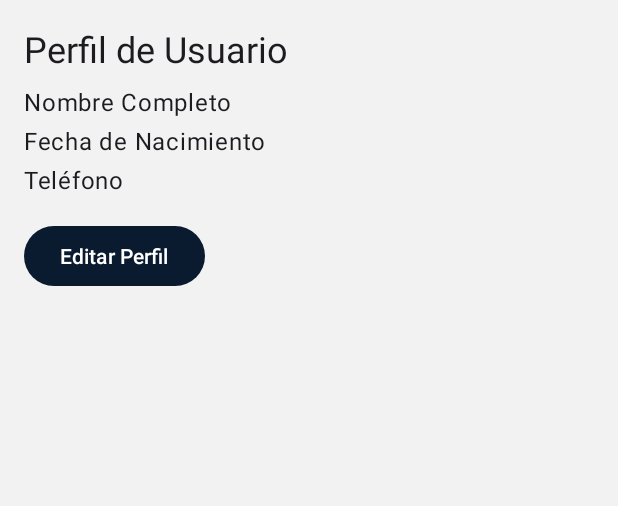
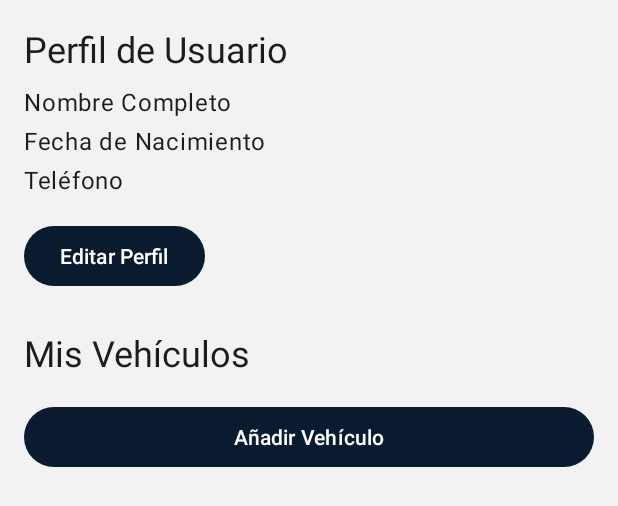
Before and after one commit to ProyectoAzamarCool/Proyecto, an Android app: the layout activity_perfil.xml on its own in the app's theme, with its tools: preview values and no code run, on a phone screen of 412 x 824 dp. Shown: the top 506 px of the screen. Run offline under Robolectric (Android 15) with nearby library versions, the phone set to English and light mode, and no system bars.

```diff
--- a/app/src/main/res/layout/activity_perfil.xml
+++ b/app/src/main/res/layout/activity_perfil.xml
@@ -1,13 +1,17 @@
 <?xml version="1.0" encoding="utf-8"?>
-<LinearLayout xmlns:android="http://schemas.android.com/apk/res/android"
+<ScrollView xmlns:android="http://schemas.android.com/apk/res/android"
     xmlns:tools="http://schemas.android.com/tools"
     android:layout_width="match_parent"
     android:layout_height="match_parent"
-    android:orientation="vertical"
     android:padding="16dp"
     tools:context=".ProfileActivity">
 
-    <!-- Contenedor para mostrar el perfil -->
+    <LinearLayout
+        android:layout_width="match_parent"
+        android:layout_height="wrap_content"
+        android:orientation="vertical">
+
+        <!-- Contenedor para mostrar el perfil y los vehículos -->
         <LinearLayout
             android:id="@+id/profileViewContainer"
             android:layout_width="match_parent"
@@ -16,6 +20,7 @@
             android:visibility="gone"
             tools:visibility="visible">
 
+            <!-- SECCIÓN DATOS DE USUARIO -->
             <TextView
                 android:layout_width="wrap_content"
                 android:layout_height="wrap_content"
@@ -53,9 +58,30 @@
                 android:layout_marginTop="16dp"
                 android:text="Editar Perfil"/>
 
+            <!-- SECCIÓN VEHÍCULOS -->
+            <TextView
+                android:layout_width="wrap_content"
+                android:layout_height="wrap_content"
+                android:layout_marginTop="24dp"
+                android:text="Mis Vehículos"
+                android:textAppearance="?attr/textAppearanceHeadline5" />
+
+            <LinearLayout
+                android:id="@+id/vehiclesContainer"
+                android:layout_width="match_parent"
+                android:layout_height="wrap_content"
+                android:orientation="vertical" />
+
+            <Button
+                android:id="@+id/btnAddVehiculo"
+                android:layout_width="match_parent"
+                android:layout_height="wrap_content"
+                android:layout_marginTop="16dp"
+                android:text="Añadir Vehículo" />
+
         </LinearLayout>
 
-    <!-- Contenedor para el formulario de creación/edición -->
+        <!-- Contenedor para el formulario de creación/edición de PERFIL -->
         <LinearLayout
             android:id="@+id/profileFormContainer"
             android:layout_width="match_parent"
@@ -69,14 +95,13 @@
                 android:layout_width="wrap_content"
                 android:layout_height="wrap_content"
                 android:textAppearance="?attr/textAppearanceHeadline5"
-            tools:text="Crear Perfil" />
+                tools:text="Crear/Editar Perfil" />
 
             <com.google.android.material.textfield.TextInputLayout
                 android:layout_width="match_parent"
                 android:layout_height="wrap_content"
                 android:layout_marginTop="8dp"
                 android:hint="Nombre">
-
                 <com.google.android.material.textfield.TextInputEditText
                     android:id="@+id/nombreInput"
                     android:layout_width="match_parent"
@@ -88,7 +113,6 @@
                 android:layout_height="wrap_content"
                 android:layout_marginTop="8dp"
                 android:hint="Apellido Paterno">
-
                 <com.google.android.material.textfield.TextInputEditText
                     android:id="@+id/apellidoPatInput"
                     android:layout_width="match_parent"
@@ -100,7 +124,6 @@
                 android:layout_height="wrap_content"
                 android:layout_marginTop="8dp"
                 android:hint="Apellido Materno">
-
                 <com.google.android.material.textfield.TextInputEditText
                     android:id="@+id/apellidoMatInput"
                     android:layout_width="match_parent"
@@ -112,7 +135,6 @@
                 android:layout_height="wrap_content"
                 android:layout_marginTop="8dp"
                 android:hint="Fecha Nacimiento (YYYY-MM-DD)">
-
                 <com.google.android.material.textfield.TextInputEditText
                     android:id="@+id/fechaInput"
                     android:layout_width="match_parent"
@@ -124,7 +146,6 @@
                 android:layout_height="wrap_content"
                 android:layout_marginTop="8dp"
                 android:hint="Teléfono">
-
                 <com.google.android.material.textfield.TextInputEditText
                     android:id="@+id/telefonoInput"
                     android:layout_width="match_parent"
@@ -140,3 +161,5 @@
         </LinearLayout>
 
     </LinearLayout>
+
+</ScrollView>
```
Also changed, not shown: app/src/main/java/com/example/azamar/ProfileActivity.kt (+175 -90 lines). Lines whose indentation alone changed are shown as unchanged.
